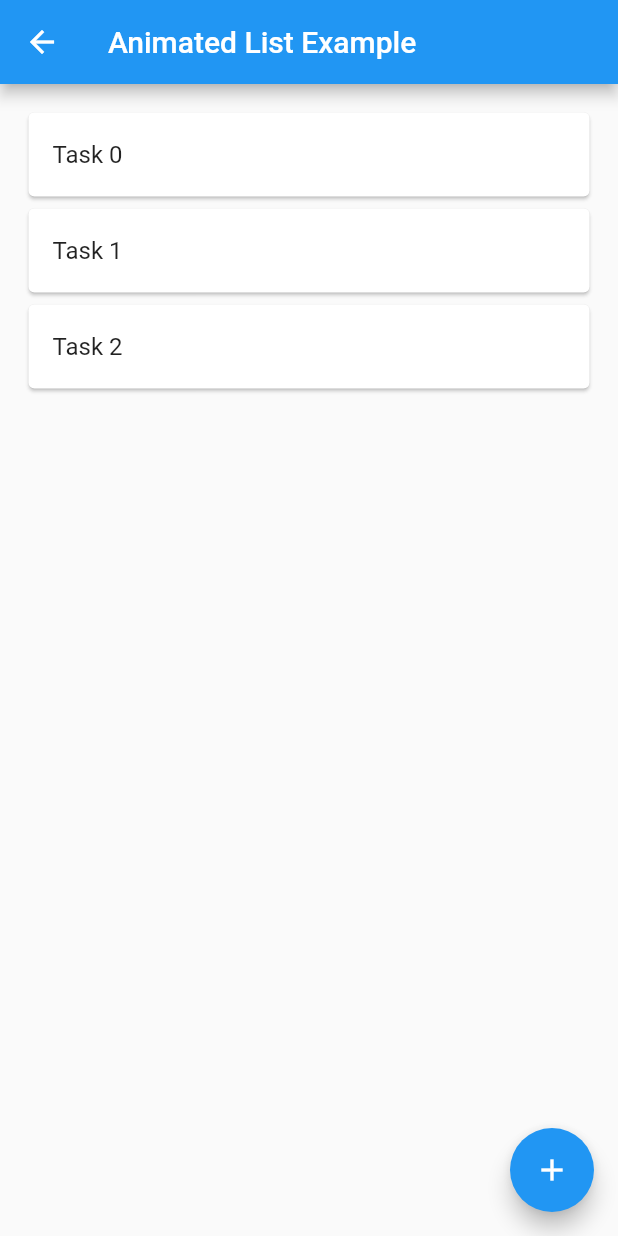
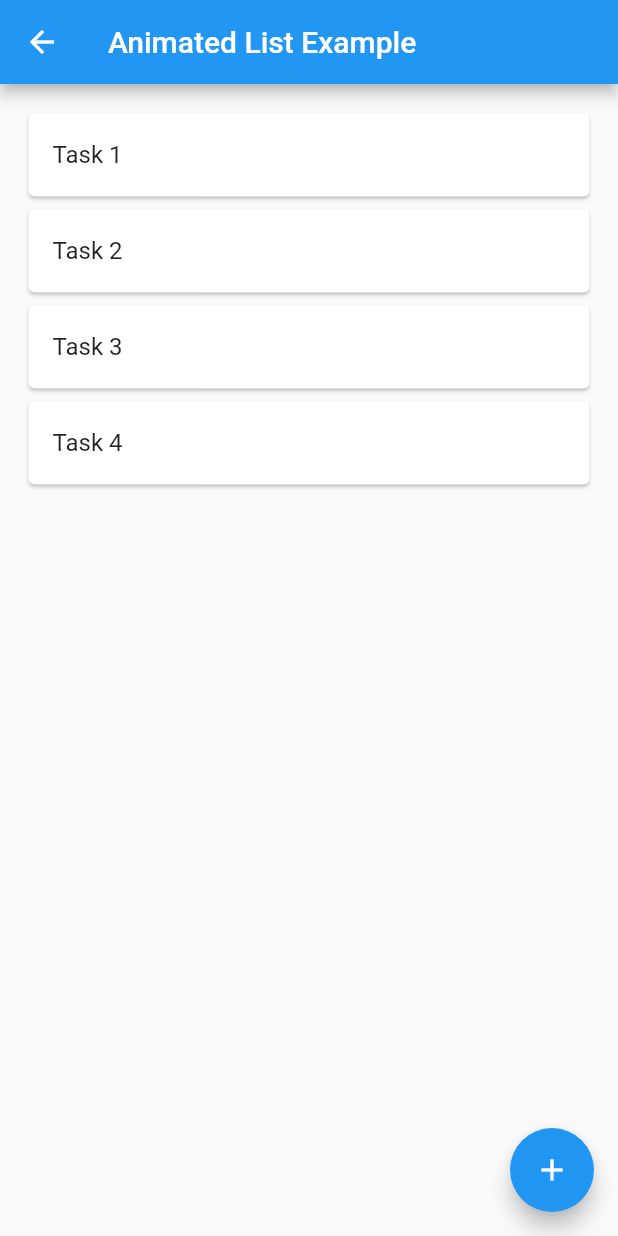
Before and after one commit to gd46/flutter-examples, a Flutter app: the AnimatedListExamplePage screen opened by its route, after a tap on the "add" icon, on a phone screen of 412 x 824 dp. Run offline on Flutter 3.47's test engine with Material 2 defaults, Android fonts, the phone set to English and light mode, and no system bars; our stand-ins replace bloc, flutter_bloc, webview_flutter.

Commit message:
clean up animated list example

```diff
--- a/lib/pages/animated_list/animated_list_example_page.dart
+++ b/lib/pages/animated_list/animated_list_example_page.dart
@@ -12,22 +12,22 @@ class AnimatedListExamplePage extends StatefulWidget {
 
 class _AnimatedListExamplePageState extends State<AnimatedListExamplePage> {
   late GlobalKey<AnimatedListState> _key = GlobalKey();
-  var counterStream =
-      Stream<int>.periodic(const Duration(seconds: 1), (x) => x).take(15);
+  // var counterStream =
+  //     Stream<int>.periodic(const Duration(seconds: 1), (x) => x).take(15);
+  var counterSteeam = Stream<List<int>>.fromFuture(
+    Future.delayed(const Duration(seconds: 2), () => [1, 2, 3, 4]),
+  );
   late StreamSubscription? counterSub;
-  late List<int> data = [];
+  late List<int> data = [2];
 
   @override
   void initState() {
-    // TODO: implement initState
     super.initState();
-    counterSub = counterStream.listen((event) {
+    counterSub = counterSteeam.listen((event) {
       setState(() {
-        data.add(event);
+        data = event;
         _key = GlobalKey();
       });
-      // data.insert(0, event);
-      // _key.currentState!.insertItem(event);
     });
   }
 
@@ -46,87 +46,52 @@ class _AnimatedListExamplePageState extends State<AnimatedListExamplePage> {
       floatingActionButton: FloatingActionButton(
         child: Icon(Icons.add),
         onPressed: () {
-          _key.currentState!.insertItem(0);
+          insertItem(0, 1);
         },
       ),
-      body: Center(
-        child: Container(
+      body: Container(
         padding: const EdgeInsets.all(15),
+        alignment: Alignment.center,
         child: Column(
           crossAxisAlignment: CrossAxisAlignment.center,
           mainAxisAlignment: MainAxisAlignment.center,
           children: [
             Expanded(
               child: AnimatedList(
-                  // shrinkWrap: true,
-                  // scrollDirection: Axis.vertical,
-                  // physics: const NeverScrollableScrollPhysics(),
                 key: _key,
                 initialItemCount: data.length,
-                  itemBuilder: (context, index, animation) {
-                    // SlideTransition(
-                    //     position: Tween<Offset>(
-                    //       begin: const Offset(-1, -0.5),
-                    //       end: const Offset(0, 0),
-                    //     ).animate(animation),
-                    return SizeTransition(
-                        sizeFactor: animation,
-                        key: UniqueKey(),
-                        child: Card(
-                          child: ListTile(
-                              title: Text(
-                            'Task ${data[index]}',
-                          )),
-                        ));
-                  },
+                itemBuilder: (context, index, animation) =>
+                    buildItem(data[index], index, animation),
               ),
             ),
-              // StreamBuilder(
-              //   stream: counterStream,
-              //   builder: (context, state) {
-              //     if (!state.hasData) {
-              //       return Container();
-              //     }
-              //     // return ListView.builder(
-              //     //     itemCount: state.data as int,
-              //     //     scrollDirection: Axis.vertical,
-              //     //     shrinkWrap: true,
-              //     //     itemBuilder: (BuildContext context, index) {
-              //     //       return Card(
-              //     //         child: ListTile(
-              //     //             title: Text(
-              //     //           'Task ${index}',
-              //     //         )),
-              //     //       );
-              //     //     });
-              //     return AnimatedList(
-              //       shrinkWrap: true,
-              //       scrollDirection: Axis.vertical,
-              //       key: _key,
-              //       initialItemCount: state.data as int,
-              //       itemBuilder: (context, index, animation) {
-              //         // SlideTransition(
-              //         //     position: Tween<Offset>(
-              //         //       begin: const Offset(-1, -0.5),
-              //         //       end: const Offset(0, 0),
-              //         //     ).animate(animation),
-              //         return SizeTransition(
-              //             sizeFactor: animation,
-              //             key: UniqueKey(),
-              //             child: Card(
-              //               child: ListTile(
-              //                   title: Text(
-              //                 'Task ${index}',
-              //               )),
-              //             ));
-              //       },
-              //     );
-              //   },
-              // ),
           ],
-          ),
         ),
       ),
     );
   }
+
+  Widget buildItem(int item, int index, Animation<double> animation) =>
+      ScaleTransition(
+          scale: animation,
+          key: UniqueKey(),
+          child: Card(
+            child: ListTile(
+              title: Text('Task $item'),
+              onTap: () => removeItem(index),
+            ),
+          ));
+
+  void insertItem(int index, int item) {
+    data.insert(index, item);
+    _key.currentState!.insertItem(index);
   }
+
+  void removeItem(int index) {
+    final int item = data.removeAt(index);
+
+    _key.currentState!.removeItem(
+      index,
+      (context, animation) => buildItem(item, index, animation),
+    );
+  }
+}
```
Lines whose indentation alone changed are shown as unchanged.
